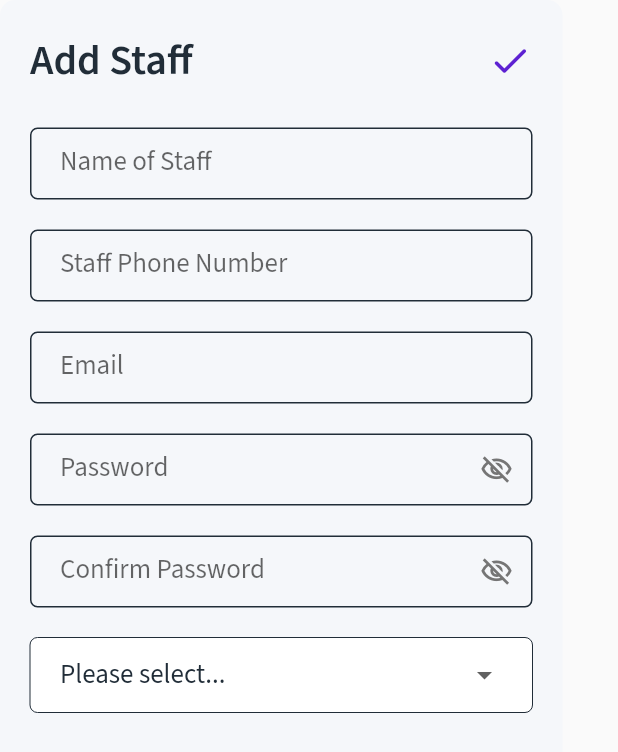
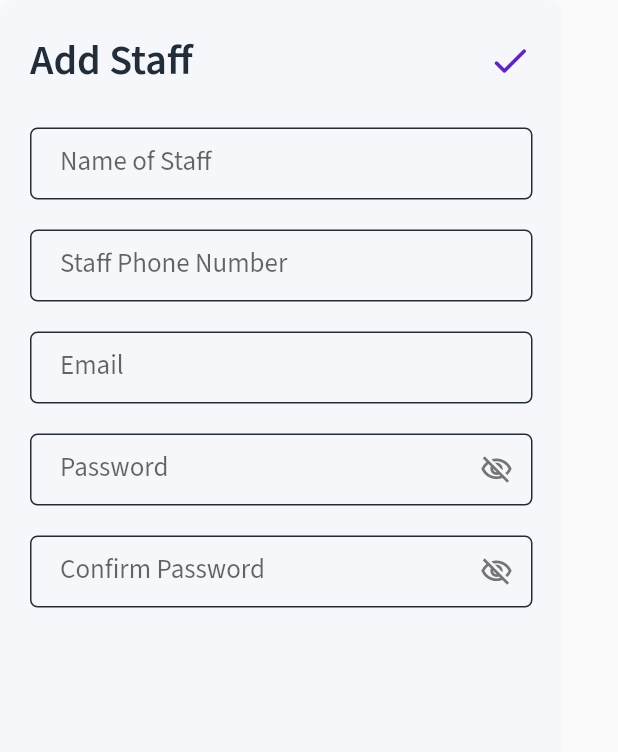
Before and after one commit to mdrashedbinkuddus/rsenterperise-admin, a Flutter app: the AddStaffWidget widget shown alone on an empty page, opened directly, after a tap on the "check" icon, on a phone screen of 412 x 824 dp. Shown: the top 752 px of the screen. Run offline on Flutter 3.47's test engine with Material 2 defaults, Android fonts, the phone set to English and light mode, and no system bars; our stand-ins replace auto_size_text, built_collection, built_value, cloud_firestore, easy_debounce, firebase_auth and 13 more; missing offline and left inert: json_path; accounts and stored records are empty; generated files the repository leaves out were written again; network calls fail.

Commit message:
Updating to latest FlutterFlow output.

```diff
--- a/lib/components/add_staff_widget.dart
+++ b/lib/components/add_staff_widget.dart
@@ -1,6 +1,5 @@
 import '../auth/auth_util.dart';
 import '../backend/backend.dart';
-import '../flutter_flow/flutter_flow_drop_down.dart';
 import '../flutter_flow/flutter_flow_theme.dart';
 import '../flutter_flow/flutter_flow_util.dart';
 import 'package:flutter/material.dart';
@@ -15,7 +14,6 @@ class AddStaffWidget extends StatefulWidget {
 }
 
 class _AddStaffWidgetState extends State<AddStaffWidget> {
-  String dropDownValue;
   TextEditingController confirmPaswordController;
   bool confirmPaswordVisibility;
   TextEditingController emailController;
@@ -89,7 +87,6 @@ class _AddStaffWidgetState extends State<AddStaffWidget> {
 
                     final userCreateData = createUserRecordData(
                       displayName: nameOfStaffController.text,
-                      rule: dropDownValue,
                       phoneNumber: staffPhoneNumberController.text,
                     );
                     await UserRecord.collection
@@ -266,24 +263,6 @@ class _AddStaffWidgetState extends State<AddStaffWidget> {
                 keyboardType: TextInputType.visiblePassword,
               ),
             ),
-            FlutterFlowDropDown(
-              options: ['Accountant', 'General Staff'].toList(),
-              onChanged: (val) => setState(() => dropDownValue = val),
-              width: 180,
-              height: 50,
-              textStyle: FlutterFlowTheme.of(context).bodyText1.override(
-                    fontFamily: 'Source Sans Pro',
-                    color: FlutterFlowTheme.of(context).secondaryText,
-                  ),
-              hintText: 'Please select...',
-              fillColor: Colors.white,
-              elevation: 2,
-              borderColor: FlutterFlowTheme.of(context).secondaryText,
-              borderWidth: 0,
-              borderRadius: 5,
-              margin: EdgeInsetsDirectional.fromSTEB(20, 4, 20, 4),
-              hidesUnderline: true,
-            ),
           ],
         ),
       ),
```
